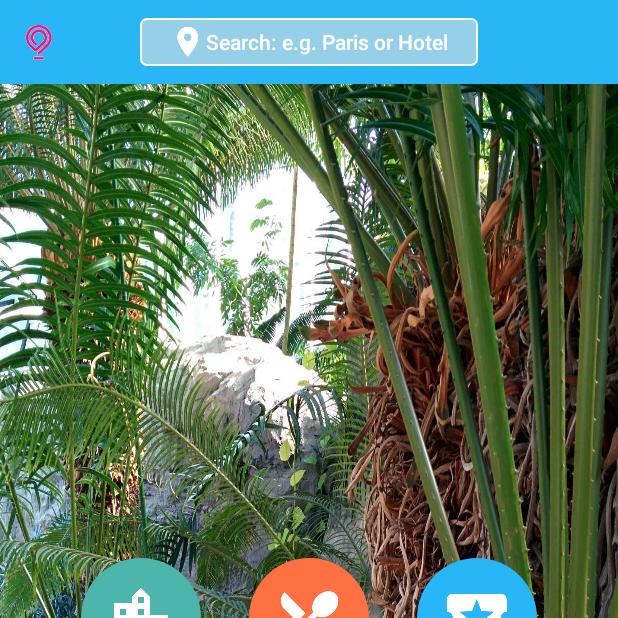
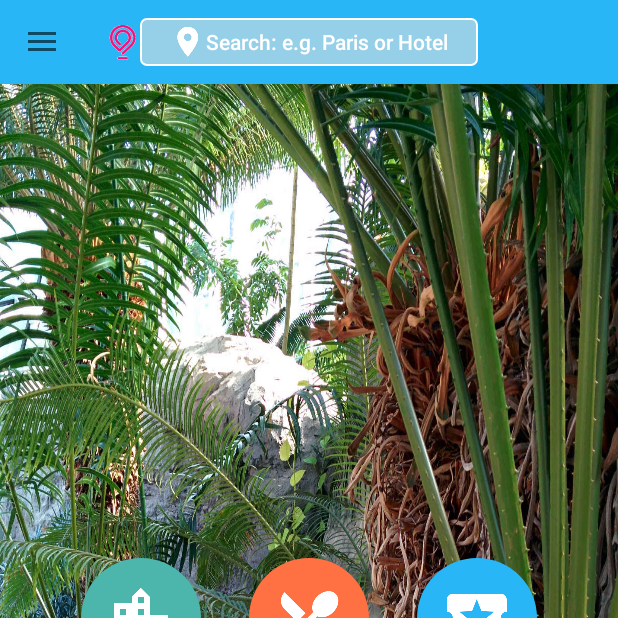
Before and after one commit to steve1rm/gogobot, an Android app: the screen it shows after launch (MainActivity), on a phone screen of 412 x 824 dp, the top half of it. Run offline under Robolectric (Android 15) with nearby library versions, the phone set to English and light mode, and no system bars.

```diff
--- a/app/src/main/java/me/androidbox/gogobot/MainFragment.java
+++ b/app/src/main/java/me/androidbox/gogobot/MainFragment.java
@@ -1,8 +1,13 @@
 package me.androidbox.gogobot;
 
 
+import android.content.res.Configuration;
 import android.os.Bundle;
 import android.app.Fragment;
+import android.support.v4.widget.DrawerLayout;
+import android.support.v7.app.ActionBarDrawerToggle;
+import android.support.v7.app.AppCompatActivity;
+import android.support.v7.widget.Toolbar;
 import android.view.LayoutInflater;
 import android.view.View;
 import android.view.ViewGroup;
@@ -12,7 +17,7 @@ import android.view.ViewGroup;
  * A simple {@link Fragment} subclass.
  */
 public class MainFragment extends Fragment {
-
+    private ActionBarDrawerToggle mDrawerToggle;
 
     public MainFragment() {
         // Required empty public constructor
@@ -22,7 +27,32 @@ public class MainFragment extends Fragment {
     @Override
     public View onCreateView(LayoutInflater inflater, ViewGroup container, Bundle savedInstanceState) {
         // Inflate the layout for this fragment
-        return inflater.inflate(R.layout.fragment_main, container, false);
+        final View view = inflater.inflate(R.layout.fragment_main, container, false);
+
+        final DrawerLayout drawerLayout = (DrawerLayout)view.findViewById(R.id.drawer_layout);
+        mDrawerToggle = new ActionBarDrawerToggle(getActivity(), drawerLayout, R.string.open, R.string.close);
+        drawerLayout.setDrawerListener(mDrawerToggle);
+
+        final AppCompatActivity appConpactActivity = (AppCompatActivity)getActivity();
+        final Toolbar toolbar = (Toolbar)view.findViewById(R.id.tool_bar);
+        appConpactActivity.setSupportActionBar(toolbar);
+        appConpactActivity.getSupportActionBar().setDisplayShowTitleEnabled(false);
+        appConpactActivity.getSupportActionBar().setDisplayHomeAsUpEnabled(true);
+
+        return view;
     }
 
+    @Override
+    public void onActivityCreated(Bundle savedInstanceState) {
+        super.onActivityCreated(savedInstanceState);
+
+        /* This little thing will display our actual hamburger icon*/
+        mDrawerToggle.syncState();
+    }
+
+    @Override
+    public void onConfigurationChanged(Configuration newConfig) {
+        super.onConfigurationChanged(newConfig);
+        mDrawerToggle.onConfigurationChanged(newConfig);
+    }
 }
--- a/app/src/main/res/layout/fragment_main.xml
+++ b/app/src/main/res/layout/fragment_main.xml
@@ -1,4 +1,10 @@
-<RelativeLayout xmlns:android="http://schemas.android.com/apk/res/android"
+<android.support.v4.widget.DrawerLayout
+    xmlns:android="http://schemas.android.com/apk/res/android"
+    android:id="@+id/drawer_layout"
+    android:layout_width="match_parent"
+    android:layout_height="match_parent">
+
+    <RelativeLayout
         xmlns:tools="http://schemas.android.com/tools"
         android:layout_width="match_parent"
         android:layout_height="match_parent"
@@ -45,3 +51,5 @@
 
 
     </RelativeLayout>
+
+</android.support.v4.widget.DrawerLayout>
--- a/app/src/main/res/values/strings.xml
+++ b/app/src/main/res/values/strings.xml
@@ -3,4 +3,6 @@
 
     <!-- TODO: Remove or change this placeholder text -->
     <string name="hello_blank_fragment">Hello blank fragment</string>
+    <string name="open">open</string>
+    <string name="close">close</string>
 </resources>
```
Lines whose indentation alone changed are shown as unchanged.
